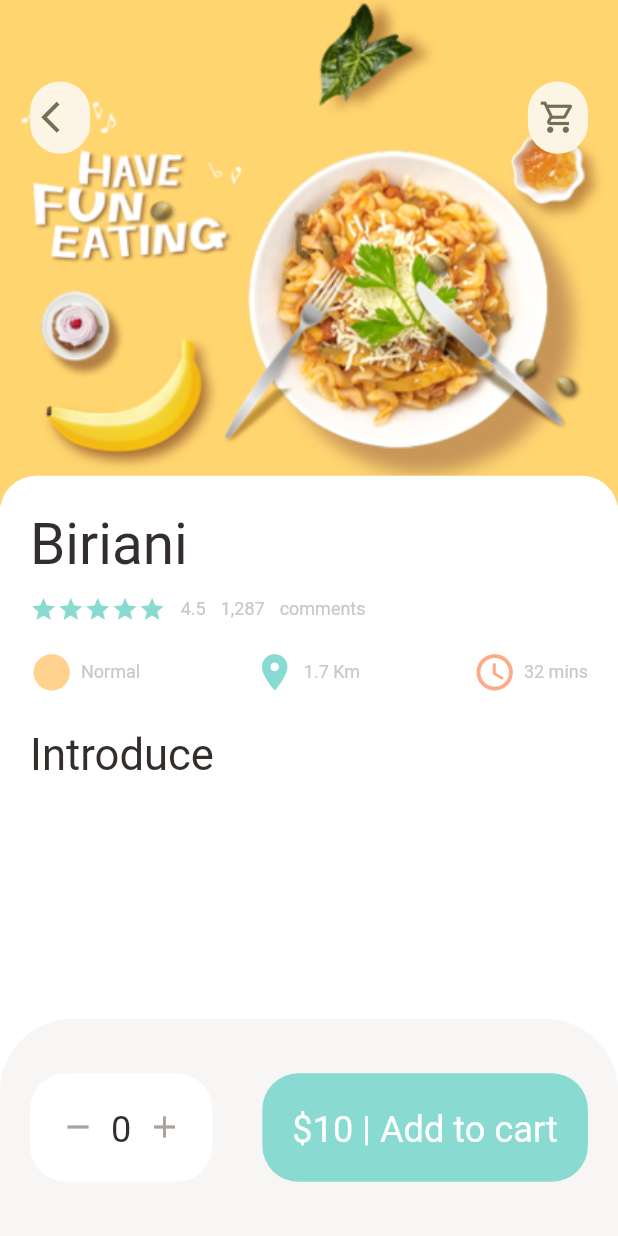
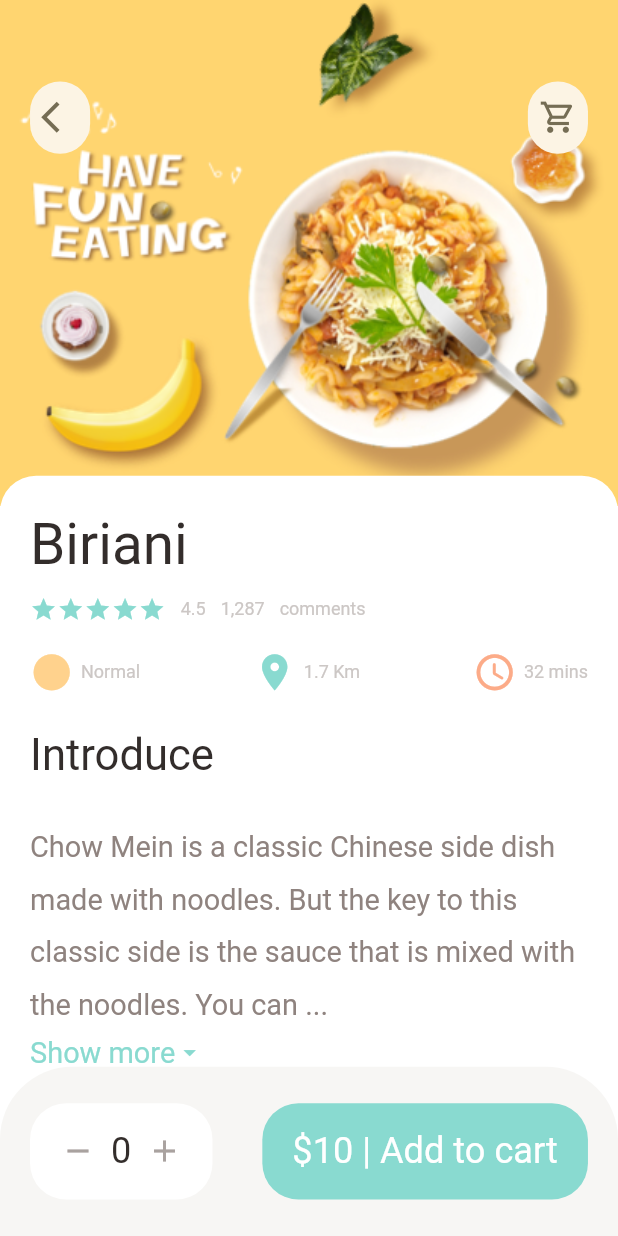
Before and after one commit to satyapratamak/dbestech.food-delivery.food-delivery-flutter, a Flutter app: the screen it shows after launch, on a phone screen of 412 x 824 dp. Run offline on Flutter 3.47's test engine with Material 2 defaults, Android fonts, the phone set to English and light mode, and no system bars; our stand-ins replace dots_indicator, get.

Commit message:
Food Delivery Part 1 = 04:30:00 Popular Food Page WithExpandable Text

```diff
--- a/lib/pages/food/popular_food_detail.dart
+++ b/lib/pages/food/popular_food_detail.dart
@@ -6,6 +6,7 @@ import 'package:food_delivery_flutter/utils/dimensions.dart';
 import 'package:food_delivery_flutter/widgets/app_column.dart';
 import 'package:food_delivery_flutter/widgets/app_icon.dart';
 import 'package:food_delivery_flutter/widgets/big_text.dart';
+import 'package:food_delivery_flutter/widgets/expandable_text.dart';
 import 'package:food_delivery_flutter/widgets/icon_and_text.dart';
 import 'package:food_delivery_flutter/widgets/small_text.dart';
 
@@ -79,18 +80,26 @@ class PopularFoodDetail extends StatelessWidget {
                   ),
                   SizedBox(height: Dimensions.height20),
                   BigText(text: "Introduce", size: Dimensions.font20),
+                  SizedBox(height: Dimensions.height20),
+                  Expanded(
+                    child: SingleChildScrollView(
+                      child: ExpandableTextWidget(
+                          text:
+                              "Chow Mein is a classic Chinese side dish made with noodles. But the key to this classic side is the sauce that is mixed with the noodles. You can make Chow Mein into a full course dinner if you add meat and veggies, but for our purposes, we'll stick with a side dish recipe.Chow Mein is a classic Chinese side dish made with noodles. But the key to this classic side is the sauce that is mixed with the noodles. You can make Chow Mein into a full course dinner if you add meat and veggies, but for our purposes, we'll stick with a side dish recipe.Chow Mein is a classic Chinese side dish made with noodles. But the key to this classic side is the sauce that is mixed with the noodles. You can make Chow Mein into a full course dinner if you add meat and veggies, but for our purposes, we'll stick with a side dish recipe.Chow Mein is a classic Chinese side dish made with noodles. But the key to this classic side is the sauce that is mixed with the noodles. You can make Chow Mein into a full course dinner if you add meat and veggies, but for our purposes, we'll stick with a side dish recipe.Chow Mein is a classic Chinese side dish made with noodles. "),
+                    ),
+                  ),
                 ],
               ),
             ),
-          )
+          ),
         ],
       ),
       bottomNavigationBar: Container(
-        height: Dimensions.bottomHeightBar,
+        height: Dimensions.bottomHeightBar * 0.78,
         width: double.maxFinite,
         padding: EdgeInsets.only(
-          top: Dimensions.height30,
-          bottom: Dimensions.height30,
+          top: Dimensions.height20,
+          bottom: Dimensions.height20,
           left: Dimensions.width20,
           right: Dimensions.width20,
         ),
@@ -107,8 +116,8 @@ class PopularFoodDetail extends StatelessWidget {
             // Minus, Plus and Counting of Food
             Container(
               padding: EdgeInsets.only(
-                top: Dimensions.height20,
-                bottom: Dimensions.height20,
+                top: Dimensions.height15,
+                bottom: Dimensions.height15,
                 left: Dimensions.width20,
                 right: Dimensions.width20,
               ),
@@ -133,8 +142,8 @@ class PopularFoodDetail extends StatelessWidget {
             // Add Button
             Container(
               padding: EdgeInsets.only(
-                top: Dimensions.height20,
-                bottom: Dimensions.height20,
+                top: Dimensions.height15,
+                bottom: Dimensions.height15,
                 left: Dimensions.width20,
                 right: Dimensions.width20,
               ),
--- a/lib/utils/dimensions.dart
+++ b/lib/utils/dimensions.dart
@@ -39,6 +39,7 @@ class Dimensions {
 
   static double font20 = height20;
   static double font15 = height15;
+  static double font16 = height1 * 16;
   static double font24 = height24;
   static double font1 = height1;
   static double font26 = font1 * 26;
--- /dev/null
+++ b/lib/widgets/expandable_text.dart
@@ -0,0 +1,91 @@
+import 'package:flutter/material.dart';
+import 'package:flutter/cupertino.dart';
+import 'package:flutter/src/foundation/key.dart';
+import 'package:flutter/src/widgets/framework.dart';
+import 'package:food_delivery_flutter/utils/colors.dart';
+import 'package:food_delivery_flutter/utils/dimensions.dart';
+import 'package:food_delivery_flutter/widgets/big_text.dart';
+import 'package:food_delivery_flutter/widgets/small_text.dart';
+
+class ExpandableTextWidget extends StatefulWidget {
+  final String text;
+  const ExpandableTextWidget({Key? key, required this.text}) : super(key: key);
+
+  @override
+  State<ExpandableTextWidget> createState() => _ExpandableTextWidgetState();
+}
+
+class _ExpandableTextWidgetState extends State<ExpandableTextWidget> {
+  late String headText; // Head Text that will appear when minimized
+  late String
+      tailText; // Additional Text that will be added to headText when expanded
+
+  bool isHiddenText = true;
+
+  double textHeight = Dimensions.screenHight / 5.63;
+
+  @override
+  void initState() {
+    super.initState();
+    if (widget.text.length > textHeight) {
+      // need to be expanded
+      headText = widget.text.substring(0, textHeight.toInt());
+      tailText = widget.text.substring(textHeight.toInt(), widget.text.length);
+    } else {
+      // do need to be expanded
+      headText = widget.text;
+      tailText = "";
+    }
+  }
+
+  @override
+  Widget build(BuildContext context) {
+    return Container(
+      child: tailText == ""
+          ? SmallText(text: widget.text)
+          : Column(
+              children: [
+                isHiddenText
+                    ? SmallText(
+                        text: headText + "...",
+                        size: Dimensions.font16,
+                        color: AppColors.paraColor,
+                        height: 1.8)
+                    : SmallText(
+                        text: widget.text,
+                        size: Dimensions.font16,
+                        color: AppColors.paraColor,
+                        height: 1.8),
+                SizedBox(height: Dimensions.height1 * 5),
+                InkWell(
+                  onTap: () {
+                    setState(() {
+                      isHiddenText = !isHiddenText;
+                    });
+                  },
+                  child: Row(
+                      children: isHiddenText
+                          ? [
+                              SmallText(
+                                  text: "Show more",
+                                  color: AppColors.mainColor,
+                                  size: Dimensions.font16),
+                              Icon(Icons.arrow_drop_down,
+                                  color: AppColors.mainColor,
+                                  size: Dimensions.font16),
+                            ]
+                          : [
+                              SmallText(
+                                  text: "Show less",
+                                  color: AppColors.mainColor,
+                                  size: Dimensions.font16),
+                              Icon(Icons.arrow_drop_up,
+                                  color: AppColors.mainColor,
+                                  size: Dimensions.font16),
+                            ]),
+                ),
+              ],
+            ),
+    );
+  }
+}
```
